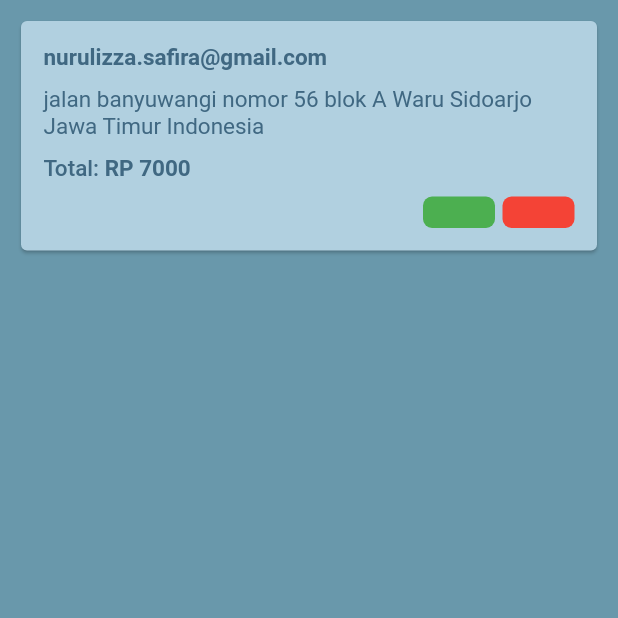
After one commit to sfzza/GoLaundry, a Flutter app: the OnprogressAdminPage screen opened directly, on a phone screen of 412 x 824 dp, the top half of it. The commit adds this screen. Run offline on Flutter 3.47's test engine with Material 2 defaults, Android fonts, the light colour scheme and no system bars; our stand-ins replace cloud_firestore, firebase_auth, firebase_core, firebase_database, geocoding, geolocator and 2 more; missing offline and left inert: number_inc_dec; accounts and stored records are empty.

Commit message:
add booking request and history to admin and customer

```diff
--- /dev/null
+++ b/lib/pages/admin page/onprogress_admin_page.dart
@@ -0,0 +1,22 @@
+// ignore_for_file: prefer_const_literals_to_create_immutables, prefer_const_constructors
+
+import 'package:flutter/material.dart';
+import 'package:golaundry/pages/widgets/progressAdminCard.dart';
+import 'package:golaundry/theme.dart';
+
+class OnprogressAdminPage extends StatefulWidget {
+  const OnprogressAdminPage({Key? key}) : super(key: key);
+
+  @override
+  State<OnprogressAdminPage> createState() => _OnprogressPageState();
+}
+
+class _OnprogressPageState extends State<OnprogressAdminPage> {
+  @override
+  Widget build(BuildContext context) {
+    return Scaffold(
+      backgroundColor: Color(0xff6998AB),
+      body: ListView(children: [ProgressAdminCard()]),
+    );
+  }
+}
--- a/lib/pages/customer page/checkout_page.dart
+++ b/lib/pages/customer page/checkout_page.dart
@@ -109,7 +109,7 @@ class _CheckoutPageState extends State<CheckoutPage> {
                           .snapshots(),
                       builder: (context, snapshot) {
                         if (!snapshot.hasData) {
-                          return circularProgress();
+                          return Text("No Address");
                         }
                         return Padding(
                           padding: EdgeInsets.only(top: 2),
--- /dev/null
+++ b/lib/pages/widgets/progressAdminCard.dart
@@ -0,0 +1,97 @@
+import 'package:flutter/material.dart';
+import 'package:golaundry/theme.dart';
+
+class ProgressAdminCard extends StatefulWidget {
+  const ProgressAdminCard({Key? key}) : super(key: key);
+
+  @override
+  State<ProgressAdminCard> createState() => _ProgressAdminCardState();
+}
+
+class _ProgressAdminCardState extends State<ProgressAdminCard> {
+  @override
+  Widget build(BuildContext context) {
+    return Padding(
+      padding: const EdgeInsets.all(10),
+      child: Card(
+        color: Color(0xffB1D0E0),
+        child: Padding(
+          padding: EdgeInsets.all(15),
+          child: Expanded(
+            child: Column(
+              crossAxisAlignment: CrossAxisAlignment.start,
+              mainAxisAlignment: MainAxisAlignment.start,
+              children: [
+                Text(
+                  "nurulizza.safira@gmail.com",
+                  style: bookingEmailTextStyle,
+                ),
+                SizedBox(
+                  height: 10,
+                ),
+                Text(
+                  "jalan banyuwangi nomor 56 blok A Waru Sidoarjo Jawa Timur Indonesia",
+                  style: bookingAddressTextStyle,
+                  maxLines: 2,
+                ),
+                SizedBox(
+                  height: 10,
+                ),
+                Row(
+                  children: [
+                    Text(
+                      "Total: ",
+                      style: bookingTotalTextStyle,
+                    ),
+                    Text(
+                      "RP 7000",
+                      style: bookingEmailTextStyle,
+                    )
+                  ],
+                ),
+                Row(
+                  mainAxisAlignment: MainAxisAlignment.end,
+                  children: [
+                    Padding(
+                      padding: const EdgeInsets.only(top: 10),
+                      child: Container(
+                        width: 48,
+                        height: 21,
+                        child: TextButton(
+                          style: TextButton.styleFrom(
+                              backgroundColor: Colors.green,
+                              shape: RoundedRectangleBorder(
+                                  borderRadius: BorderRadius.circular(6))),
+                          onPressed: () {},
+                          child: Text(""),
+                        ),
+                      ),
+                    ),
+                    SizedBox(width: 5),
+                    Padding(
+                      padding: const EdgeInsets.only(top: 10),
+                      child: Container(
+                        width: 48,
+                        height: 21,
+                        child: TextButton(
+                          style: TextButton.styleFrom(
+                              backgroundColor: Colors.red,
+                              shape: RoundedRectangleBorder(
+                                  borderRadius: BorderRadius.circular(6))),
+                          onPressed: () {},
+                          child: Text(
+                            "",
+                          ),
+                        ),
+                      ),
+                    ),
+                  ],
+                )
+              ],
+            ),
+          ),
+        ),
+      ),
+    );
+  }
+}
--- a/lib/theme.dart
+++ b/lib/theme.dart
@@ -144,3 +144,19 @@ TextStyle totalFieldTextStyle = GoogleFonts.roboto(
 // detail subtitle Text Style dark
 TextStyle totalSubFieldTextStyle = GoogleFonts.roboto(
     color: Color(0xffc4c4c4), fontSize: 24, fontWeight: FontWeight.w700);
+
+// booking email Text Style dark
+TextStyle bookingEmailTextStyle = GoogleFonts.roboto(
+    color: Color(0xff406882), fontSize: 15, fontWeight: FontWeight.w700);
+
+// booking address Text Style dark
+TextStyle bookingAddressTextStyle = GoogleFonts.roboto(
+    color: Color(0xff406882), fontSize: 15, fontWeight: FontWeight.w400);
+
+// booking total Text Style dark
+TextStyle bookingTotalTextStyle = GoogleFonts.roboto(
+    color: Color(0xff406882), fontSize: 15, fontWeight: FontWeight.w500);
+
+// booking email Text Style dark
+TextStyle bookingStatusTextStyle = GoogleFonts.roboto(
+    color: Color(0xff406882), fontSize: 17, fontWeight: FontWeight.w700);
```
Also changed, not shown: lib/pages/admin page/admin_request_page.dart (+4 -16 lines), lib/pages/admin page/history_admin_page.dart (added, +19 -0 lines), lib/pages/customer page/customer_myorder_page.dart (+4 -16 lines), lib/pages/customer page/history_customer_page.dart (added, +19 -0 lines), lib/pages/customer page/onprogress_customer_page.dart (added, +19 -0 lines), lib/pages/widgets/history_admin.dart (added, +75 -0 lines), lib/pages/widgets/history_customer.dart (added, +90 -0 lines), lib/pages/widgets/onprogress_customer.dart (added, +73 -0 lines).
